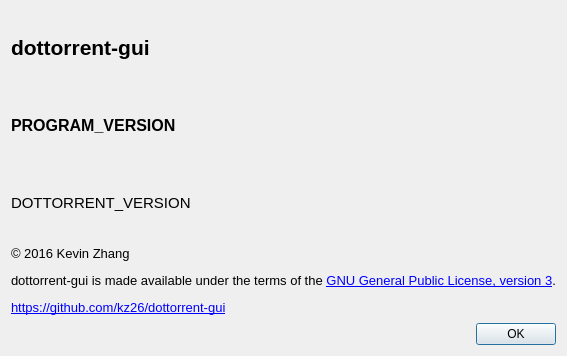
Old version of the form dottorrentGUI/about.ui in the repository kz26/dottorrent-gui.
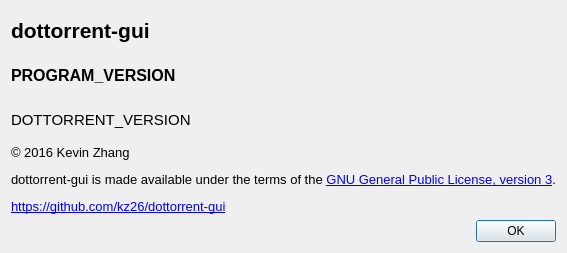
New version of the form.

The edit to the form file:
```diff
--- a/dottorrentGUI/about.ui
+++ b/dottorrentGUI/about.ui
@@ -10,7 +10,7 @@
     <x>0</x>
     <y>0</y>
     <width>567</width>
-    <height>356</height>
+    <height>253</height>
    </rect>
   </property>
   <property name="sizePolicy">
@@ -19,6 +19,12 @@
     <verstretch>0</verstretch>
    </sizepolicy>
   </property>
+  <property name="minimumSize">
+   <size>
+    <width>567</width>
+    <height>253</height>
+   </size>
+  </property>
   <property name="windowTitle">
    <string>About</string>
   </property>
```
